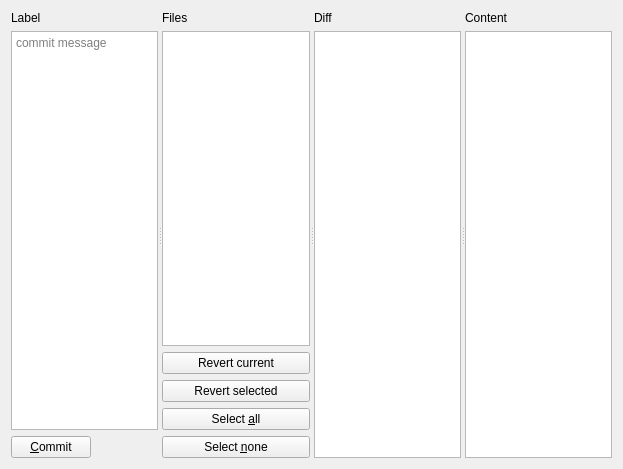
First picture: the form in src/plugins/git/CommitForm.ui, repository codepointerapp/codepointer, before the edit.
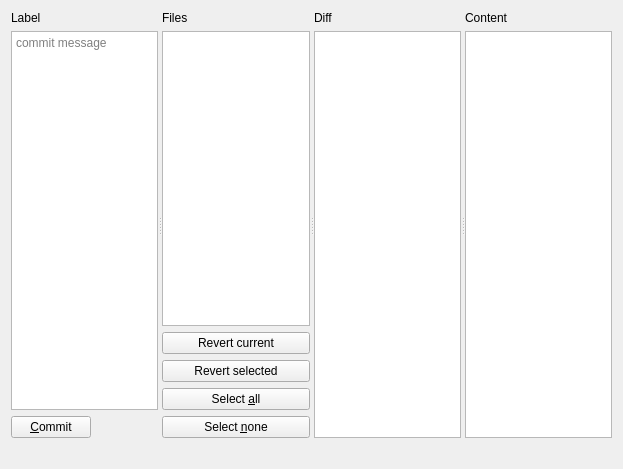
Second picture: the form after the edit.

Commit message:
Git: started working on revert
I can revert a single item, and multiple is coded, but not tested yet.

The edit to the form file:
```diff
--- a/src/plugins/git/CommitForm.ui
+++ b/src/plugins/git/CommitForm.ui
@@ -136,6 +136,19 @@
      </widget>
     </widget>
    </item>
+   <item>
+    <widget class="QLabel" name="gitOutput">
+     <property name="sizePolicy">
+      <sizepolicy hsizetype="Preferred" vsizetype="Maximum">
+       <horstretch>0</horstretch>
+       <verstretch>0</verstretch>
+      </sizepolicy>
+     </property>
+     <property name="text">
+      <string/>
+     </property>
+    </widget>
+   </item>
   </layout>
  </widget>
  <resources/>
```
Left out of the diff: 2 changed lines with no effect on the pictures. The commit also changes 2 other files.
